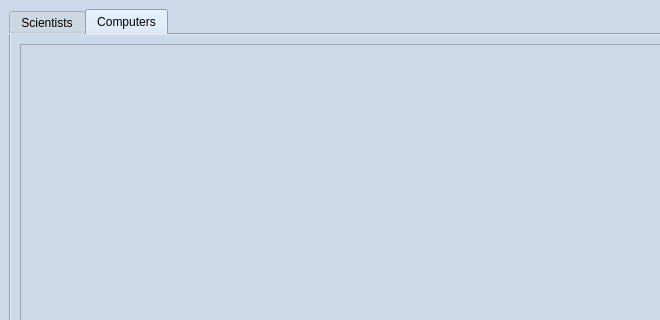
Above: verklegt_vika_3/verklegt_GUI/UI/mainwindow.ui from vilhjalmur12/verklegt_1 before the change; both pictures show x 0 to 660 and y 0 to 320 of the 800 by 562 pixel window. Below: the same form after it.
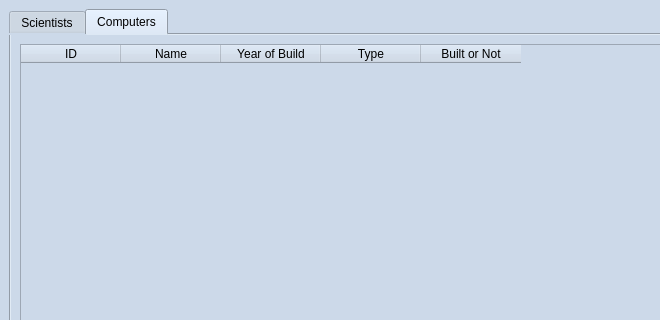
That is the form after the change. The open tabs and pages were chosen to show the change.

Commit message: main window prentun

The edit to the form file:
```diff
--- a/verklegt_vika_3/verklegt_GUI/UI/mainwindow.ui
+++ b/verklegt_vika_3/verklegt_GUI/UI/mainwindow.ui
@@ -365,6 +365,31 @@
             <height>0</height>
            </size>
           </property>
+          <column>
+           <property name="text">
+            <string>ID</string>
+           </property>
+          </column>
+          <column>
+           <property name="text">
+            <string>Name</string>
+           </property>
+          </column>
+          <column>
+           <property name="text">
+            <string>Year of Build</string>
+           </property>
+          </column>
+          <column>
+           <property name="text">
+            <string>Type</string>
+           </property>
+          </column>
+          <column>
+           <property name="text">
+            <string>Built or Not</string>
+           </property>
+          </column>
          </widget>
         </item>
        </layout>
```
Left out of the diff: 2 changed lines with no effect on the pictures. The commit also changes 3 other files.
